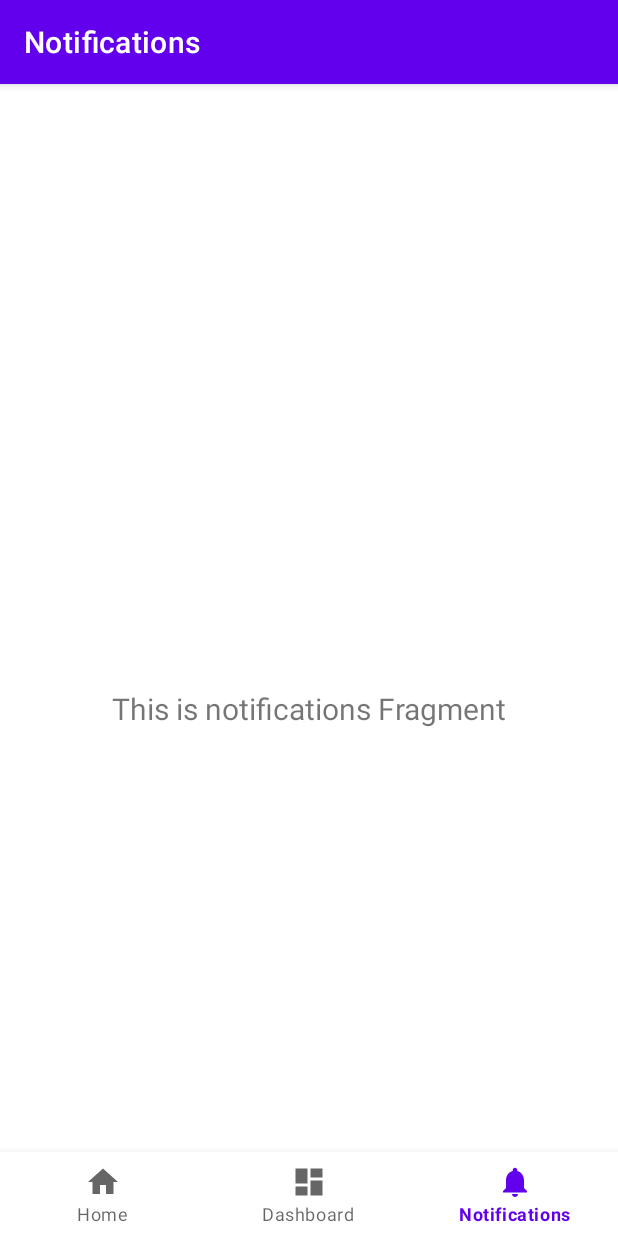
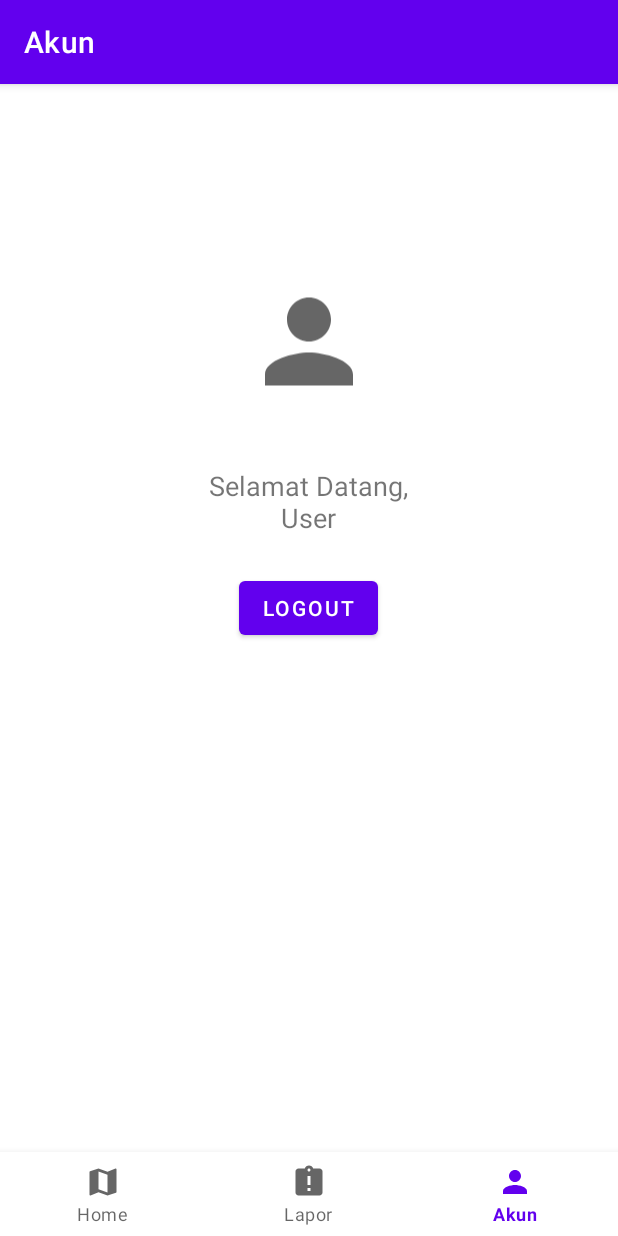
Before and after one commit to reynardets/BeeSafe, an Android app: the MainActivity screen opened directly, with no data from a screen before it, item 3 of the bottom bar chosen, on a phone screen of 412 x 824 dp. Run offline under Robolectric (Android 15) with nearby library versions, the phone set to English and light mode, and no system bars; our stand-ins replace navigation-ui.

Commit message:
Adding Logout and revising auth
disabling back press on MainActivity after login and LoginActivity after logout

```diff
--- a/app/src/main/AndroidManifest.xml
+++ b/app/src/main/AndroidManifest.xml
@@ -1,5 +1,6 @@
 <?xml version="1.0" encoding="utf-8"?>
-<manifest xmlns:android="http://schemas.android.com/apk/res/android"
+<manifest
+    xmlns:android="http://schemas.android.com/apk/res/android"
     package="com.example.beesafe">
 
     <uses-permission android:name="android.permission.INTERNET" />
--- a/app/src/main/java/com/example/beesafe/MainActivity.kt
+++ b/app/src/main/java/com/example/beesafe/MainActivity.kt
@@ -19,7 +19,7 @@ class MainActivity : AppCompatActivity() {
         // Passing each menu ID as a set of Ids because each
         // menu should be considered as top level destinations.
         val appBarConfiguration = AppBarConfiguration(setOf(
-                R.id.navigation_home, R.id.navigation_dashboard, R.id.navigation_notifications))
+                R.id.navigation_home, R.id.navigation_lapor, R.id.navigation_akun))
         setupActionBarWithNavController(navController, appBarConfiguration)
         navView.setupWithNavController(navController)
     }
--- /dev/null
+++ b/app/src/main/java/com/example/beesafe/ui/akun/AkunFragment.kt
@@ -0,0 +1,46 @@
+package com.example.beesafe.ui.akun
+
+import android.content.Intent
+import android.os.Bundle
+import android.view.LayoutInflater
+import android.view.View
+import android.view.ViewGroup
+import androidx.fragment.app.Fragment
+import androidx.lifecycle.ViewModelProvider
+import com.example.beesafe.R
+import com.example.beesafe.databinding.FragmentAkunBinding
+import com.example.beesafe.ui.auth.LoginActivity
+import com.example.beesafe.utils.SharedPref
+
+class AkunFragment : Fragment(), View.OnClickListener{
+
+    private lateinit var akunViewModel: AkunViewModel
+    private lateinit var binding : FragmentAkunBinding
+    private lateinit var pref : SharedPref
+
+    override fun onCreateView(inflater: LayoutInflater, container: ViewGroup?, savedInstanceState: Bundle?): View? {
+        binding = FragmentAkunBinding.inflate(layoutInflater)
+        return binding.root
+    }
+
+    override fun onViewCreated(view: View, savedInstanceState: Bundle?) {
+        super.onViewCreated(view, savedInstanceState)
+        config()
+        binding.btnLogout.setOnClickListener(this)
+    }
+
+    private fun config() {
+        akunViewModel = ViewModelProvider(this).get(AkunViewModel::class.java)
+        pref = SharedPref(requireContext())
+    }
+
+    override fun onClick(v: View?) {
+        when(v?.id){
+            R.id.btn_logout ->{
+                pref.clearUser()
+                startActivity(Intent(view?.context, LoginActivity::class.java))
+                activity?.finish()
+            }
+        }
+    }
+}
--- a/app/src/main/java/com/example/beesafe/ui/dashboard/DashboardViewModel.kt
+++ b/app/src/main/java/com/example/beesafe/ui/akun/AkunViewModel.kt
@@ -1,13 +1,13 @@
-package com.example.beesafe.ui.dashboard
+package com.example.beesafe.ui.akun
 
 import androidx.lifecycle.LiveData
 import androidx.lifecycle.MutableLiveData
 import androidx.lifecycle.ViewModel
 
-class DashboardViewModel : ViewModel() {
+class AkunViewModel : ViewModel() {
 
     private val _text = MutableLiveData<String>().apply {
-        value = "This is dashboard Fragment"
+        value = "This is Akun Fragment"
     }
     val text: LiveData<String> = _text
 }
--- a/app/src/main/java/com/example/beesafe/ui/auth/LoginActivity.kt
+++ b/app/src/main/java/com/example/beesafe/ui/auth/LoginActivity.kt
@@ -10,6 +10,7 @@ import com.example.beesafe.R
 import com.example.beesafe.databinding.ActivityLoginBinding
 import com.example.beesafe.utils.SharedPref
 import com.google.firebase.auth.FirebaseAuth
+import com.google.firebase.auth.FirebaseUser
 import com.google.firebase.firestore.FirebaseFirestore
 
 class LoginActivity : AppCompatActivity(), View.OnClickListener {
@@ -37,17 +38,21 @@ class LoginActivity : AppCompatActivity(), View.OnClickListener {
 
     override fun onClick(v: View?) {
         when(v?.id){
-            R.id.btn_login->{
+            R.id.btn_login-> {
                 val email = binding.etEmailLogin.text.toString()
                 val password = binding.etPasswordLogin.text.toString()
-
-                mAuth.signInWithEmailAndPassword(email,password).addOnCompleteListener{
-                    if(it.isSuccessful){
-                        Toast.makeText(this, "Sign In Sucessful", Toast.LENGTH_SHORT).show()
-                        onAuthSuccessful(email)
-                    }else {
-                        Toast.makeText(this, "Sign In Gagal", Toast.LENGTH_SHORT).show()
+                if (email.isNotEmpty() && password.isNotEmpty()) {
+                    mAuth.signInWithEmailAndPassword(email, password).addOnCompleteListener {
+                        if (it.isSuccessful) {
+                            Toast.makeText(this, "Sign In Sucessful", Toast.LENGTH_SHORT).show()
+                            onAuthSuccessful(email)
+                            val user = mAuth.currentUser
+                        } else {
+                            Toast.makeText(this, "Sign In Gagal", Toast.LENGTH_SHORT).show()
+                        }
                     }
+                }else{
+                    Toast.makeText(this, "Email dan Password Tidak Boleh Kosong", Toast.LENGTH_SHORT).show()
                 }
             }
             R.id.txt_Register->{
@@ -65,6 +70,7 @@ class LoginActivity : AppCompatActivity(), View.OnClickListener {
                     pref.saveUser(email,noHp)
                 }
                 startActivity(Intent(this, MainActivity::class.java))
+                finish()
             }
             .addOnFailureListener{
                 Toast.makeText(this, "Sign In Gagal, $it", Toast.LENGTH_SHORT).show()
--- a/app/src/main/java/com/example/beesafe/ui/auth/RegisterActivity.kt
+++ b/app/src/main/java/com/example/beesafe/ui/auth/RegisterActivity.kt
@@ -26,6 +26,7 @@ class RegisterActivity : AppCompatActivity(), View.OnClickListener {
 
         config()
         binding.btnRegister.setOnClickListener(this)
+        binding.btnLoginRegister.setOnClickListener(this)
     }
 
     private fun config() {
--- a/app/src/main/java/com/example/beesafe/ui/dashboard/DashboardFragment.kt
+++ /dev/null
@@ -1,31 +0,0 @@
-package com.example.beesafe.ui.dashboard
-
-import android.os.Bundle
-import android.view.LayoutInflater
-import android.view.View
-import android.view.ViewGroup
-import android.widget.TextView
-import androidx.fragment.app.Fragment
-import androidx.lifecycle.Observer
-import androidx.lifecycle.ViewModelProvider
-import com.example.beesafe.R
-
-class DashboardFragment : Fragment() {
-
-    private lateinit var dashboardViewModel: DashboardViewModel
-
-    override fun onCreateView(
-            inflater: LayoutInflater,
-            container: ViewGroup?,
-            savedInstanceState: Bundle?
-    ): View? {
-        dashboardViewModel =
-                ViewModelProvider(this).get(DashboardViewModel::class.java)
-        val root = inflater.inflate(R.layout.fragment_dashboard, container, false)
-        val textView: TextView = root.findViewById(R.id.text_dashboard)
-        dashboardViewModel.text.observe(viewLifecycleOwner, Observer {
-            textView.text = it
-        })
-        return root
-    }
-}
--- /dev/null
+++ b/app/src/main/java/com/example/beesafe/ui/lapor/LaporFragment.kt
@@ -0,0 +1,26 @@
+package com.example.beesafe.ui.lapor
+
+import android.os.Bundle
+import android.view.LayoutInflater
+import android.view.View
+import android.view.ViewGroup
+import android.widget.TextView
+import androidx.fragment.app.Fragment
+import androidx.lifecycle.Observer
+import androidx.lifecycle.ViewModelProvider
+import com.example.beesafe.R
+
+class LaporFragment : Fragment() {
+
+    private lateinit var laporViewModel: LaporViewModel
+
+    override fun onCreateView(inflater: LayoutInflater, container: ViewGroup?, savedInstanceState: Bundle?): View? {
+        laporViewModel = ViewModelProvider(this).get(LaporViewModel::class.java)
+        val root = inflater.inflate(R.layout.fragment_lapor, container, false)
+        val textView: TextView = root.findViewById(R.id.text_dashboard)
+        laporViewModel.text.observe(viewLifecycleOwner, Observer {
+            textView.text = it
+        })
+        return root
+    }
+}
--- a/app/src/main/java/com/example/beesafe/ui/notifications/NotificationsViewModel.kt
+++ b/app/src/main/java/com/example/beesafe/ui/lapor/LaporViewModel.kt
@@ -1,13 +1,13 @@
-package com.example.beesafe.ui.notifications
+package com.example.beesafe.ui.lapor
 
 import androidx.lifecycle.LiveData
 import androidx.lifecycle.MutableLiveData
 import androidx.lifecycle.ViewModel
 
-class NotificationsViewModel : ViewModel() {
+class LaporViewModel : ViewModel() {
 
     private val _text = MutableLiveData<String>().apply {
-        value = "This is notifications Fragment"
+        value = "This is Lapor Fragment"
     }
     val text: LiveData<String> = _text
 }
--- a/app/src/main/java/com/example/beesafe/ui/notifications/NotificationsFragment.kt
+++ /dev/null
@@ -1,31 +0,0 @@
-package com.example.beesafe.ui.notifications
-
-import android.os.Bundle
-import android.view.LayoutInflater
-import android.view.View
-import android.view.ViewGroup
-import android.widget.TextView
-import androidx.fragment.app.Fragment
-import androidx.lifecycle.Observer
-import androidx.lifecycle.ViewModelProvider
-import com.example.beesafe.R
-
-class NotificationsFragment : Fragment() {
-
-    private lateinit var notificationsViewModel: NotificationsViewModel
-
-    override fun onCreateView(
-            inflater: LayoutInflater,
-            container: ViewGroup?,
-            savedInstanceState: Bundle?
-    ): View? {
-        notificationsViewModel =
-                ViewModelProvider(this).get(NotificationsViewModel::class.java)
-        val root = inflater.inflate(R.layout.fragment_notifications, container, false)
-        val textView: TextView = root.findViewById(R.id.text_notifications)
-        notificationsViewModel.text.observe(viewLifecycleOwner, Observer {
-            textView.text = it
-        })
-        return root
-    }
-}
--- /dev/null
+++ b/app/src/main/res/drawable/ic_account.xml
@@ -0,0 +1,10 @@
+<vector xmlns:android="http://schemas.android.com/apk/res/android"
+    android:width="24dp"
+    android:height="24dp"
+    android:viewportWidth="24"
+    android:viewportHeight="24"
+    android:tint="?attr/colorControlNormal">
+  <path
+      android:fillColor="@android:color/white"
+      android:pathData="M12,12c2.21,0 4,-1.79 4,-4s-1.79,-4 -4,-4 -4,1.79 -4,4 1.79,4 4,4zM12,14c-2.67,0 -8,1.34 -8,4v2h16v-2c0,-2.66 -5.33,-4 -8,-4z"/>
+</vector>
--- /dev/null
+++ b/app/src/main/res/drawable/ic_map.xml
@@ -0,0 +1,10 @@
+<vector xmlns:android="http://schemas.android.com/apk/res/android"
+    android:width="24dp"
+    android:height="24dp"
+    android:viewportWidth="24"
+    android:viewportHeight="24"
+    android:tint="?attr/colorControlNormal">
+  <path
+      android:fillColor="@android:color/white"
+      android:pathData="M20.5,3l-0.16,0.03L15,5.1 9,3 3.36,4.9c-0.21,0.07 -0.36,0.25 -0.36,0.48V20.5c0,0.28 0.22,0.5 0.5,0.5l0.16,-0.03L9,18.9l6,2.1 5.64,-1.9c0.21,-0.07 0.36,-0.25 0.36,-0.48V3.5c0,-0.28 -0.22,-0.5 -0.5,-0.5zM15,19l-6,-2.11V5l6,2.11V19z"/>
+</vector>
--- /dev/null
+++ b/app/src/main/res/drawable/ic_report.xml
@@ -0,0 +1,10 @@
+<vector xmlns:android="http://schemas.android.com/apk/res/android"
+    android:width="24dp"
+    android:height="24dp"
+    android:viewportWidth="24"
+    android:viewportHeight="24"
+    android:tint="?attr/colorControlNormal">
+  <path
+      android:fillColor="@android:color/white"
+      android:pathData="M19,3h-4.18C14.4,1.84 13.3,1 12,1c-1.3,0 -2.4,0.84 -2.82,2L5,3c-1.1,0 -2,0.9 -2,2v14c0,1.1 0.9,2 2,2h14c1.1,0 2,-0.9 2,-2L21,5c0,-1.1 -0.9,-2 -2,-2zM13,18h-2v-2h2v2zM13,14h-2L11,8h2v6zM12,5c-0.55,0 -1,-0.45 -1,-1s0.45,-1 1,-1 1,0.45 1,1 -0.45,1 -1,1z"/>
+</vector>
--- /dev/null
+++ b/app/src/main/res/layout/fragment_akun.xml
@@ -0,0 +1,48 @@
+<?xml version="1.0" encoding="utf-8"?>
+<androidx.constraintlayout.widget.ConstraintLayout xmlns:android="http://schemas.android.com/apk/res/android"
+    xmlns:app="http://schemas.android.com/apk/res-auto"
+    xmlns:tools="http://schemas.android.com/tools"
+    android:layout_width="match_parent"
+    android:layout_height="match_parent"
+    tools:context=".ui.akun.AkunFragment">
+
+    <ImageView
+        android:id="@+id/img_akun"
+        android:layout_width="0dp"
+        android:layout_height="103dp"
+        android:layout_marginStart="162dp"
+        android:layout_marginTop="64dp"
+        android:layout_marginEnd="162dp"
+        android:contentDescription="@string/akun"
+        android:src="@drawable/ic_account"
+        app:layout_constraintEnd_toEndOf="parent"
+        app:layout_constraintHorizontal_bias="0.0"
+        app:layout_constraintStart_toStartOf="parent"
+        app:layout_constraintTop_toTopOf="parent" />
+
+    <TextView
+        android:id="@+id/txt_welcomeuser"
+        android:layout_width="170dp"
+        android:layout_height="wrap_content"
+        android:layout_marginStart="120dp"
+        android:layout_marginTop="32dp"
+        android:layout_marginEnd="121dp"
+        android:gravity="center"
+        android:text="@string/selamat_datang_user"
+        android:textSize="18sp"
+        app:layout_constraintEnd_toEndOf="parent"
+        app:layout_constraintStart_toStartOf="parent"
+        app:layout_constraintTop_toBottomOf="@+id/img_akun" />
+
+    <Button
+        android:id="@+id/btn_logout"
+        android:layout_width="wrap_content"
+        android:layout_height="wrap_content"
+        android:layout_marginStart="161dp"
+        android:layout_marginTop="24dp"
+        android:layout_marginEnd="162dp"
+        android:text="@string/logout"
+        app:layout_constraintEnd_toEndOf="parent"
+        app:layout_constraintStart_toStartOf="parent"
+        app:layout_constraintTop_toBottomOf="@+id/txt_welcomeuser" />
+</androidx.constraintlayout.widget.ConstraintLayout>
--- a/app/src/main/res/layout/fragment_dashboard.xml
+++ b/app/src/main/res/layout/fragment_lapor.xml
@@ -4,7 +4,7 @@
     xmlns:tools="http://schemas.android.com/tools"
     android:layout_width="match_parent"
     android:layout_height="match_parent"
-    tools:context=".ui.dashboard.DashboardFragment">
+    tools:context=".ui.lapor.LaporFragment">
 
     <TextView
         android:id="@+id/text_dashboard"
--- a/app/src/main/res/layout/fragment_notifications.xml
+++ /dev/null
@@ -1,22 +0,0 @@
-<?xml version="1.0" encoding="utf-8"?>
-<androidx.constraintlayout.widget.ConstraintLayout xmlns:android="http://schemas.android.com/apk/res/android"
-    xmlns:app="http://schemas.android.com/apk/res-auto"
-    xmlns:tools="http://schemas.android.com/tools"
-    android:layout_width="match_parent"
-    android:layout_height="match_parent"
-    tools:context=".ui.notifications.NotificationsFragment">
-
-    <TextView
-        android:id="@+id/text_notifications"
-        android:layout_width="match_parent"
-        android:layout_height="wrap_content"
-        android:layout_marginStart="8dp"
-        android:layout_marginTop="8dp"
-        android:layout_marginEnd="8dp"
-        android:textAlignment="center"
-        android:textSize="20sp"
-        app:layout_constraintBottom_toBottomOf="parent"
-        app:layout_constraintEnd_toEndOf="parent"
-        app:layout_constraintStart_toStartOf="parent"
-        app:layout_constraintTop_toTopOf="parent" />
-</androidx.constraintlayout.widget.ConstraintLayout>
--- a/app/src/main/res/menu/bottom_nav_menu.xml
+++ b/app/src/main/res/menu/bottom_nav_menu.xml
@@ -3,17 +3,17 @@
 
     <item
         android:id="@+id/navigation_home"
-        android:icon="@drawable/ic_home_black_24dp"
+        android:icon="@drawable/ic_map"
         android:title="@string/title_home" />
 
     <item
-        android:id="@+id/navigation_dashboard"
-        android:icon="@drawable/ic_dashboard_black_24dp"
-        android:title="@string/title_dashboard" />
+        android:id="@+id/navigation_lapor"
+        android:icon="@drawable/ic_report"
+        android:title="@string/lapor" />
 
     <item
-        android:id="@+id/navigation_notifications"
-        android:icon="@drawable/ic_notifications_black_24dp"
-        android:title="@string/title_notifications" />
+        android:id="@+id/navigation_akun"
+        android:icon="@drawable/ic_account"
+        android:title="@string/akun" />
 
 </menu>
--- a/app/src/main/res/navigation/mobile_navigation.xml
+++ b/app/src/main/res/navigation/mobile_navigation.xml
@@ -12,14 +12,14 @@
         tools:layout="@layout/fragment_home" />
 
     <fragment
-        android:id="@+id/navigation_dashboard"
-        android:name="com.example.beesafe.ui.dashboard.DashboardFragment"
-        android:label="@string/title_dashboard"
-        tools:layout="@layout/fragment_dashboard" />
+        android:id="@+id/navigation_lapor"
+        android:name="com.example.beesafe.ui.lapor.LaporFragment"
+        android:label="@string/lapor"
+        tools:layout="@layout/fragment_lapor" />
 
     <fragment
-        android:id="@+id/navigation_notifications"
-        android:name="com.example.beesafe.ui.notifications.NotificationsFragment"
-        android:label="@string/title_notifications"
-        tools:layout="@layout/fragment_notifications" />
+        android:id="@+id/navigation_akun"
+        android:name="com.example.beesafe.ui.akun.AkunFragment"
+        android:label="@string/akun"
+        tools:layout="@layout/fragment_akun" />
 </navigation>
--- a/app/src/main/res/values/strings.xml
+++ b/app/src/main/res/values/strings.xml
@@ -5,4 +5,8 @@
     <string name="title_home">Home</string>
     <string name="title_dashboard">Dashboard</string>
     <string name="title_notifications">Notifications</string>
+    <string name="akun">Akun</string>
+    <string name="lapor">Lapor</string>
+    <string name="selamat_datang_user">Selamat Datang, User</string>
+    <string name="logout">Logout</string>
 </resources>
```
